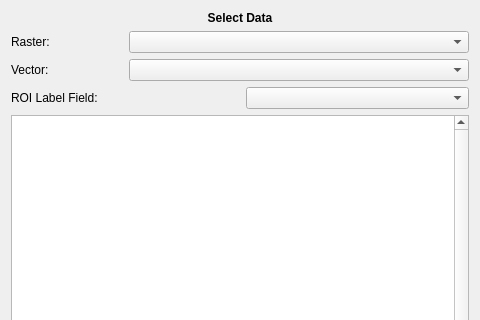
Above: ui/ui_roitool_dialog.ui from beeoda/roi_plugin before the change; both pictures show x 0 to 480 and y 0 to 320 of the 480 by 640 pixel window. Below: the same form after it.
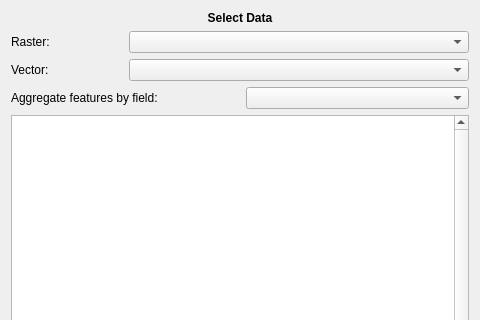
That is the form after the change.

Commit message: Relabel aggregate field UI element

What changed in the file:
```diff
--- a/ui/ui_roitool_dialog.ui
+++ b/ui/ui_roitool_dialog.ui
@@ -65,7 +65,7 @@
       <item row="3" column="0" colspan="2">
        <widget class="QLabel" name="label_4">
         <property name="text">
-         <string>ROI Label Field:</string>
+         <string>Aggregate features by field:</string>
         </property>
        </widget>
       </item>
```
